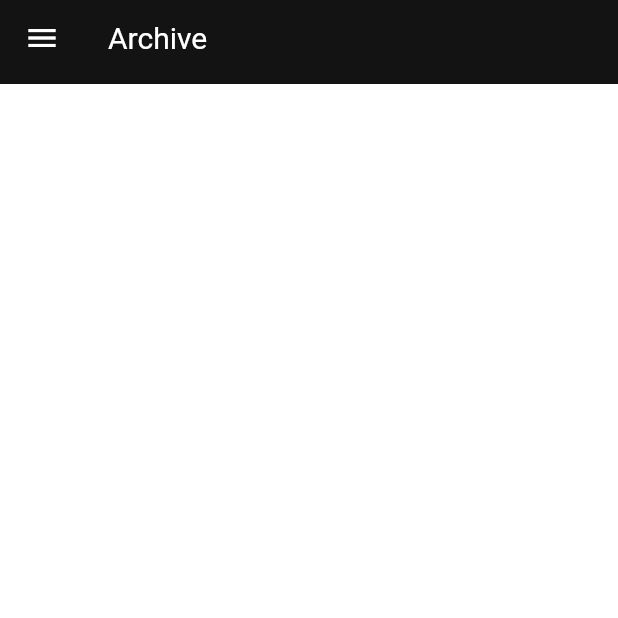
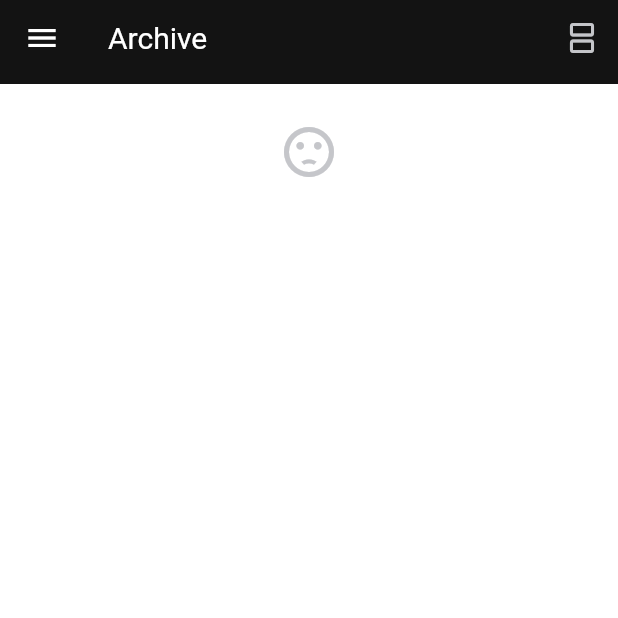
Before and after one commit to mohhamad-esmaili/mindwrite, a Flutter app: the ArchiveView screen opened by its route, on a phone screen of 412 x 824 dp, the top half of it. Run offline on Flutter 3.47's test engine with Material 3 defaults, Android fonts, the phone set to English and light mode, and no system bars; our stand-ins replace bloc, equatable, flutter_bloc, flutter_svg, get_it, go_router and 5 more; missing offline and left inert: syncfusion_flutter_signaturepad; accounts and stored records are empty; project files that could hold a hidden picture were left out.

Commit message:
edit logo and color palette to app bar and make code cleaner

```diff
--- /dev/null
+++ b/lib/core/enums/listmode_enum.dart
@@ -0,0 +1 @@
+enum ListModeEnum { single, multiple }
--- a/lib/core/widgets/masonary_builder.dart
+++ b/lib/core/widgets/masonary_builder.dart
@@ -1,13 +1,13 @@
 import 'package:flutter/material.dart';
 import 'package:flutter_bloc/flutter_bloc.dart';
 import 'package:flutter_staggered_grid_view/flutter_staggered_grid_view.dart';
+import 'package:mindwrite/core/enums/listmode_enum.dart';
 import 'package:mindwrite/core/utils/color_constants.dart';
 import 'package:mindwrite/core/widgets/snackbar_widget.dart';
 import 'package:mindwrite/features/shared_bloc/data/model/note_model.dart';
 import 'package:mindwrite/features/shared_bloc/presentation/bloc/shared_bloc.dart';
 
 class MasonaryBuilder extends StatefulWidget {
-  /// should pass sharedbloc to manage them
   final SharedBloc sharedBloc;
 
   final List<NoteModel> noteModelList;
@@ -36,8 +36,36 @@ class _MasonaryBuilderState extends State<MasonaryBuilder> {
 
   @override
   Widget build(BuildContext context) {
+    if (widget.noteModelList.isEmpty) {
+      return Container(
+        height: 100,
+        width: double.infinity,
+        margin: EdgeInsetsDirectional.all(10),
+        decoration: BoxDecoration(
+            borderRadius: BorderRadius.circular(15), color: Colors.white12),
+        child: Center(
+          child: Column(
+            mainAxisAlignment: MainAxisAlignment.center,
+            children: [
+              Icon(
+                Icons.sentiment_dissatisfied,
+                size: 40,
+              ),
+              Text(
+                "There is no note yet",
+                style: TextStyle(color: Colors.white, fontSize: 20),
+              ),
+            ],
+          ),
+        ),
+      );
+    }
+    return BlocBuilder<SharedBloc, SharedState>(
+      bloc: widget.sharedBloc,
+      builder: (context, state) {
         return MasonryGridView.count(
-      crossAxisCount: 2,
+          crossAxisCount:
+              widget.sharedBloc.listMode == ListModeEnum.multiple ? 2 : 1,
           mainAxisSpacing: 8,
           crossAxisSpacing: 10,
           shrinkWrap: true,
@@ -48,9 +76,6 @@ class _MasonaryBuilderState extends State<MasonaryBuilder> {
             final NoteModel note = widget.noteModelList[index];
             final double opacity = _opacityMap[note.id] ?? 1.0;
 
-        return BlocBuilder<SharedBloc, SharedState>(
-          bloc: widget.sharedBloc,
-          builder: (context, state) {
             final bool isSelected =
                 widget.sharedBloc.selectedItems.contains(note);
 
--- a/lib/core/widgets/screens_appbar.dart
+++ b/lib/core/widgets/screens_appbar.dart
@@ -1,5 +1,6 @@
 import 'package:flutter/material.dart';
 import 'package:flutter_bloc/flutter_bloc.dart';
+import 'package:mindwrite/core/enums/listmode_enum.dart';
 import 'package:mindwrite/core/widgets/snackbar_widget.dart';
 import 'package:mindwrite/features/shared_bloc/presentation/bloc/shared_bloc.dart';
 
@@ -20,6 +21,7 @@ class ScreensAppbar extends StatelessWidget implements PreferredSizeWidget {
 
   @override
   Widget build(BuildContext context) {
+    ThemeData themeData = Theme.of(context);
     return AnimatedSwitcher(
       duration: const Duration(milliseconds: 500),
       switchInCurve: Curves.bounceIn,
@@ -37,28 +39,41 @@ class ScreensAppbar extends StatelessWidget implements PreferredSizeWidget {
                 ),
                 title: Text(state.selectedItems.length.toString()),
                 actions: [
-                  !isRestoreMode
-                      ? IconButton(
+                  if (!isRestoreMode)
+                    IconButton(
+                      onPressed: () => sharedBloc.add(
+                        PinNotesEvent(sharedBloc.selectedItems),
+                      ),
+                      icon: Icon(
+                        Icons.push_pin_rounded,
+                        color: themeData.iconTheme.color,
+                      ),
+                    ),
+                  IconButton(
+                    onPressed: () =>
+                        SnackbarService.showPaletteSelector(context: context),
+                    icon: Icon(
+                      Icons.palette_outlined,
+                      color: themeData.iconTheme.color,
+                    ),
+                  ),
+                  IconButton(
                     onPressed: () {
-                            sharedBloc
-                                .add(DeleteNoteEvent(state.selectedItems));
+                      sharedBloc.add(DeleteNoteEvent(state.selectedItems));
                       SnackbarService.showStatusSnackbar(
                           message: "Notes Deleted", context: context);
                     },
                     icon: const Icon(Icons.delete_outline_rounded),
-                        )
-                      : const SizedBox.shrink(),
-                  isRestoreMode
-                      ? IconButton(
+                  ),
+                  if (isRestoreMode)
+                    IconButton(
                       onPressed: () {
-                            sharedBloc
-                                .add(RestoreNoteEvent(state.selectedItems));
+                        sharedBloc.add(RestoreNoteEvent(state.selectedItems));
                         SnackbarService.showStatusSnackbar(
                             message: "Notes restored", context: context);
                       },
                       icon: const Icon(Icons.restore),
                     )
-                      : const SizedBox.shrink()
                 ],
               );
             }
@@ -66,6 +81,19 @@ class ScreensAppbar extends StatelessWidget implements PreferredSizeWidget {
           return AppBar(
             key: const ValueKey("normal"),
             title: Text(appbarTitle),
+            actions: [
+              IconButton(
+                onPressed: () => sharedBloc.add(
+                  ChangeCrossAxisCountEvent(),
+                ),
+                icon: Icon(
+                  sharedBloc.listMode == ListModeEnum.single
+                      ? Icons.auto_awesome_mosaic_rounded
+                      : Icons.splitscreen_rounded,
+                  color: themeData.iconTheme.color,
+                ),
+              ),
+            ],
           );
         },
       ),
--- a/lib/core/widgets/snackbar_widget.dart
+++ b/lib/core/widgets/snackbar_widget.dart
@@ -118,7 +118,7 @@ class SnackbarService {
         .showSnackBar(
           SnackBar(
             content: Text(message),
-            duration: const Duration(seconds: 2),
+            duration: const Duration(seconds: 1),
             margin: const EdgeInsets.symmetric(horizontal: 10, vertical: 20),
             action: actionLabel.isNotEmpty
                 ? SnackBarAction(
--- a/lib/features/home_feature/presentation/screens/home_view.dart
+++ b/lib/features/home_feature/presentation/screens/home_view.dart
@@ -37,6 +37,8 @@ class _HomeViewState extends State<HomeView> {
       extendBodyBehindAppBar: true,
       backgroundColor: Colors.transparent,
       body: SafeArea(
+        child: Padding(
+          padding: const EdgeInsets.only(top: 20),
           child: Column(
             children: [
               Expanded(
@@ -64,6 +66,7 @@ class _HomeViewState extends State<HomeView> {
                                   children: [
                                     if (state.pinnedNotes.isNotEmpty)
                                       const ListviewTitle(title: "Pinned"),
+                                    if (state.pinnedNotes.isNotEmpty)
                                       MasonaryBuilder(
                                         sharedBloc: sharedBloc,
                                         noteModelList: state.pinnedNotes,
@@ -99,6 +102,7 @@ class _HomeViewState extends State<HomeView> {
             ],
           ),
         ),
+      ),
       floatingActionButton: const FloatingButtonWidget(),
       floatingActionButtonLocation: FloatingActionButtonLocation.miniEndDocked,
       bottomNavigationBar: const HomeBottomBar(),
--- a/lib/features/home_feature/presentation/widgets/bottom_navbar.dart
+++ b/lib/features/home_feature/presentation/widgets/bottom_navbar.dart
@@ -29,7 +29,7 @@ class HomeBottomBar extends StatelessWidget {
               onPressed: () {},
               icon: const Icon(
                 Icons.check_box_outlined,
-                size: 35,
+                size: 30,
               ),
             ),
             IconButton(
@@ -39,7 +39,7 @@ class HomeBottomBar extends StatelessWidget {
               },
               icon: const Icon(
                 Icons.brush_rounded,
-                size: 35,
+                size: 30,
               ),
             ),
             IconButton(
@@ -58,7 +58,7 @@ class HomeBottomBar extends StatelessWidget {
               },
               icon: const Icon(
                 Icons.image_outlined,
-                size: 35,
+                size: 30,
               ),
             ),
           ],
--- a/lib/features/note_feature/presentation/widgets/bottom_section/threedots_widget.dart
+++ b/lib/features/note_feature/presentation/widgets/bottom_section/threedots_widget.dart
@@ -2,6 +2,7 @@ import 'package:flutter/material.dart';
 import 'package:flutter_bloc/flutter_bloc.dart';
 import 'package:go_router/go_router.dart';
 import 'package:mindwrite/features/note_feature/presentation/bloc/note_bloc.dart';
+import 'package:mindwrite/features/shared_bloc/presentation/bloc/shared_bloc.dart';
 
 /// this widget contains left three dots icon which allow us to share or delete note
 class ThreeDotsButtonWidget extends StatelessWidget {
@@ -24,6 +25,9 @@ class ThreeDotsButtonWidget extends StatelessWidget {
               children: [
                 _makeSettingButton(
                     onPress: () {
+                      BlocProvider.of<SharedBloc>(context)
+                          .add(DeleteNoteEvent([state.note]));
+                      context.pop();
                       context.go('/home');
                     },
                     label: "Delete",
--- a/lib/features/shared_bloc/data/model/note_model.dart
+++ b/lib/features/shared_bloc/data/model/note_model.dart
@@ -38,7 +38,7 @@ class NoteModel extends NoteModelEntity {
   final List<Uint8List>? drawingsList;
   @override
   @HiveField(10)
-  late final bool isDeleted;
+  late final bool? isDeleted;
 
   static const Uuid _uuid = Uuid();
 
--- a/lib/features/shared_bloc/presentation/bloc/shared_event.dart
+++ b/lib/features/shared_bloc/presentation/bloc/shared_event.dart
@@ -64,3 +64,10 @@ class ChangePaletteNoteEvent extends SharedEvent {
   @override
   List<Object> get props => [selectedColor];
 }
+
+class ChangeCrossAxisCountEvent extends SharedEvent {
+  const ChangeCrossAxisCountEvent();
+
+  @override
+  List<Object> get props => [];
+}
--- a/lib/features/shared_bloc/presentation/bloc/shared_state.dart
+++ b/lib/features/shared_bloc/presentation/bloc/shared_state.dart
@@ -10,10 +10,11 @@ sealed class SharedState extends Equatable {
 final class SharedInitial extends SharedState {
   final List<NoteModel> selectedItems;
   final bool isSelectionMode;
-  const SharedInitial(this.selectedItems, this.isSelectionMode);
+  final ListModeEnum listMode;
+  const SharedInitial(this.selectedItems, this.isSelectionMode, this.listMode);
 
   @override
-  List<Object> get props => [isSelectionMode, selectedItems];
+  List<Object> get props => [isSelectionMode, selectedItems, listMode];
 }
 
 class SelectionModeActive extends SharedState {
--- a/lib/locator.dart
+++ b/lib/locator.dart
@@ -1,6 +1,7 @@
 import 'package:get_it/get_it.dart';
 import 'package:flutter/material.dart';
 import 'package:hive_flutter/hive_flutter.dart';
+import 'package:mindwrite/core/enums/listmode_enum.dart';
 import 'package:mindwrite/core/widgets/snackbar_widget.dart';
 import 'package:mindwrite/features/archive_feature/data/repository/archive_repository_imp.dart';
 import 'package:mindwrite/features/archive_feature/domain/repository/archive_repository.dart';
@@ -127,6 +128,7 @@ setup() async {
   locator.registerSingleton<SharedBloc>(SharedBloc(
     false,
     [],
+    ListModeEnum.multiple,
     locator<ToggleArchiveUsecase>(),
     locator<DeleteNoteUsecase>(),
     locator<RestoreDeletedNoteUsecase>(),
```
Also changed, not shown: lib/features/home_feature/presentation/widgets/floating_button.dart (+6 -6 lines), lib/features/home_feature/presentation/widgets/home_appbar.dart (+14 -1 lines), lib/features/shared_bloc/data/data_source/shared_local_database.dart (+8 -2 lines), lib/features/shared_bloc/presentation/bloc/shared_bloc.dart (+27 -12 lines), github_assets/app_logo.png, lib/features/shared_bloc/data/model/background_model.g.dart, lib/features/shared_bloc/data/model/note_model.g.dart, 5 other files. Lines whose indentation alone changed are shown as unchanged.
